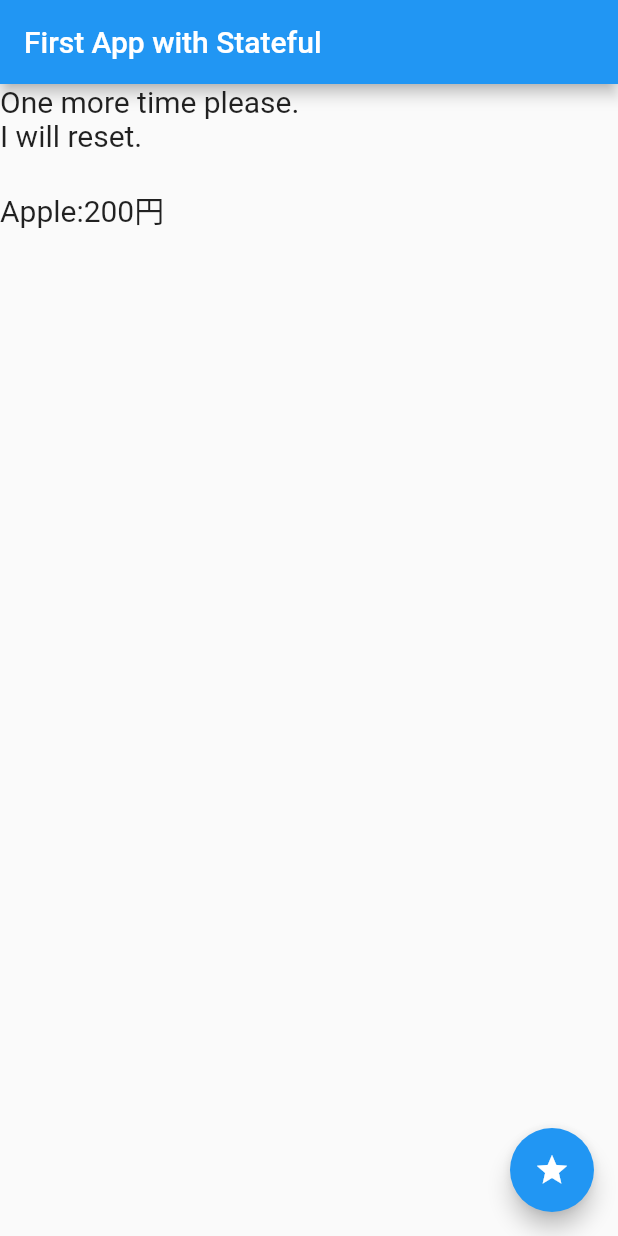
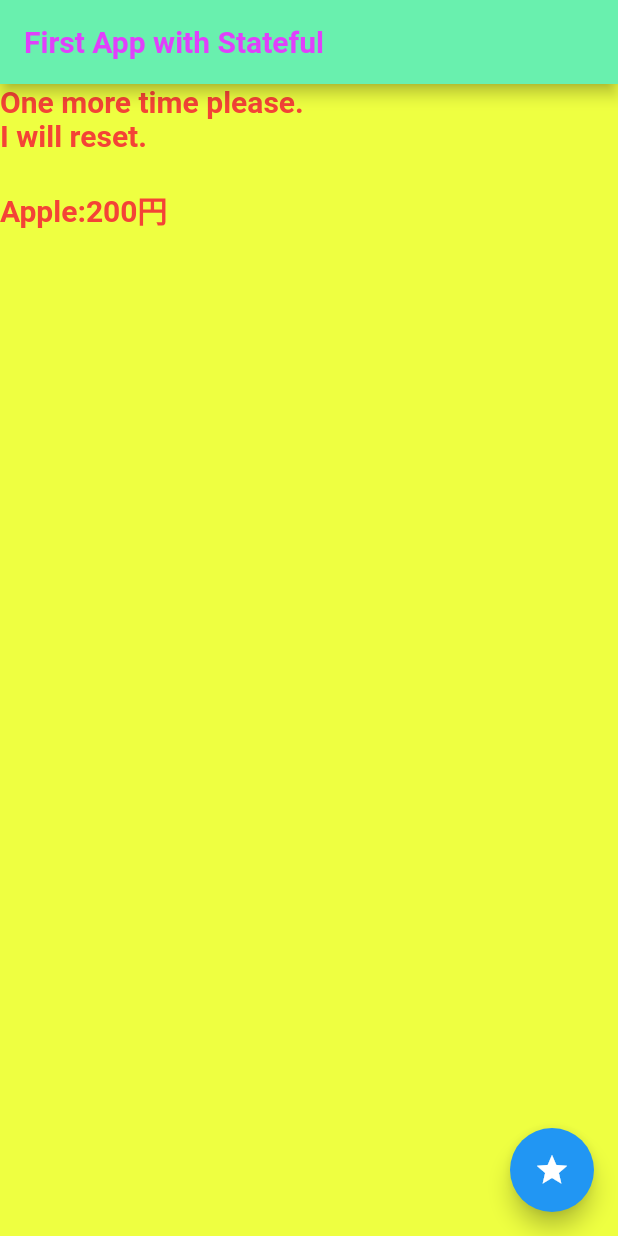
Before and after one commit to syu-kwsk/flutter_play, a Flutter app: the screen it shows after launch, after a tap on the "star" icon, on a phone screen of 412 x 824 dp. Run offline on Flutter 3.47's test engine with Material 2 defaults, Android fonts, the phone set to English and light mode, and no system bars.

Commit message:
Try colorful textstyle

```diff
--- a/lib/main.dart
+++ b/lib/main.dart
@@ -11,6 +11,12 @@ class MyApp extends StatelessWidget {
 
     return new MaterialApp(
       title: 'first step',
+      theme: new ThemeData(
+        primarySwatch: Colors.red,
+        primaryColor: Colors.greenAccent,
+        accentColor: Colors.blue,
+        canvasColor: Colors.limeAccent,
+      ),
       home: new HomePage(
         title: this.title,
         //message: this.message
@@ -66,7 +72,7 @@ class _HomePageState extends State<HomePage> {
       if(_message == 'please press.'){
         _item = ( _data..shuffle() ).first;
         _message = 'One more time please. \nI will reset.\n\n'
-                 + _item.toString();
+            + _item.toString();
       }
       else{
         _message = 'please press.';
@@ -78,11 +84,20 @@ class _HomePageState extends State<HomePage> {
   Widget build(BuildContext context){
     return Scaffold(
       appBar: AppBar(
-        title: Text(widget.title),
+        title: Text(widget.title,
+          style: TextStyle(fontSize: 20,
+              color: Colors.purpleAccent,
+              fontWeight: FontWeight.w700,
+              fontFamily: "Roboto"),
+        ),
       ),
       body: Text(
         _message + '\n\n',
-        style: TextStyle(fontSize: 20),
+        style: TextStyle(fontSize: 20,
+            color: Colors.red,
+            fontWeight: FontWeight.w700,
+            fontFamily: "Roboto"
+        ),
       ),
       floatingActionButton: FloatingActionButton(
         onPressed: _setMessage,
```
